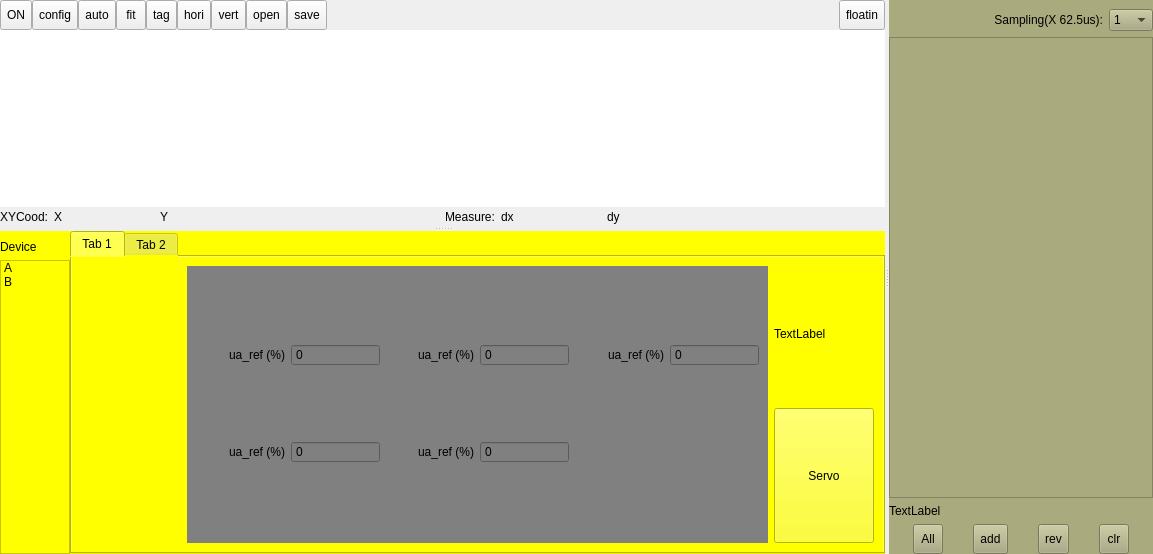
Before: the Qt Designer form Libs/PlotUnit/PlotUnitGraph/plotunitgraph129.ui in tiangaomingjing/ServoDriveTech, drawn with Qt 5.
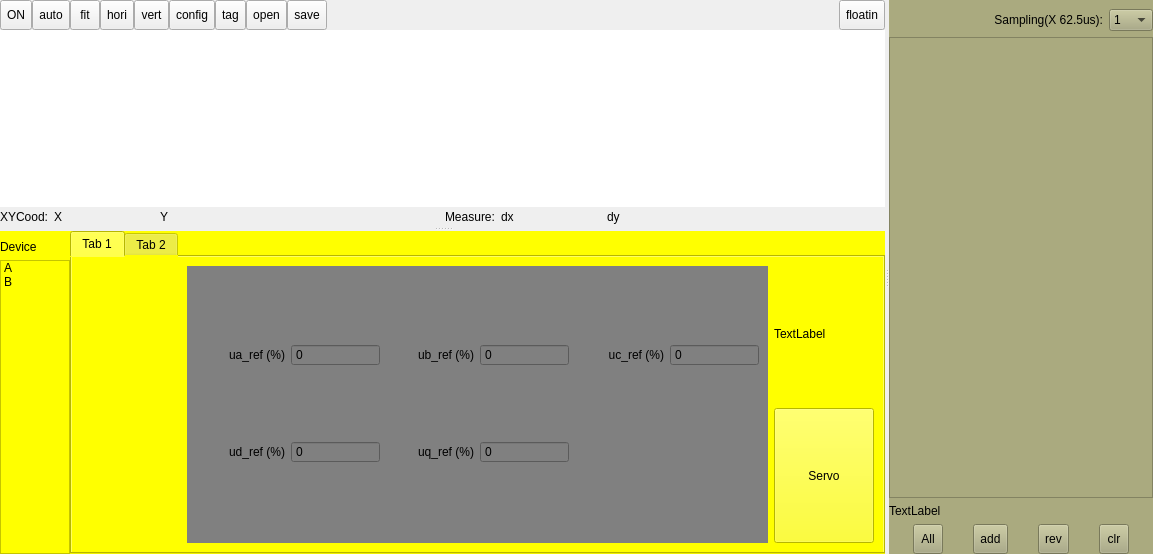
After: the same form once the commit is applied. The open tabs and pages were chosen to show the change. Custom widgets are drawn as their Qt base class.

```diff
--- a/Libs/PlotUnit/PlotUnitGraph/plotunitgraph129.ui
+++ b/Libs/PlotUnit/PlotUnitGraph/plotunitgraph129.ui
@@ -79,19 +79,6 @@
                </property>
               </widget>
              </item>
-             <item>
-              <widget class="QToolButton" name="tbtn_plot_config">
-               <property name="minimumSize">
-                <size>
-                 <width>30</width>
-                 <height>30</height>
-                </size>
-               </property>
-               <property name="text">
-                <string>config</string>
-               </property>
-              </widget>
-             </item>
              <item>
               <widget class="QToolButton" name="tbtn_plot_auto">
                <property name="minimumSize">
@@ -118,19 +105,6 @@
                </property>
               </widget>
              </item>
-             <item>
-              <widget class="QToolButton" name="tbtn_plot_tag">
-               <property name="minimumSize">
-                <size>
-                 <width>30</width>
-                 <height>30</height>
-                </size>
-               </property>
-               <property name="text">
-                <string>tag</string>
-               </property>
-              </widget>
-             </item>
              <item>
               <widget class="QToolButton" name="tbtn_plot_mea_horizontal">
                <property name="minimumSize">
@@ -157,6 +131,32 @@
                </property>
               </widget>
              </item>
+             <item>
+              <widget class="QToolButton" name="tbtn_plot_config">
+               <property name="minimumSize">
+                <size>
+                 <width>30</width>
+                 <height>30</height>
+                </size>
+               </property>
+               <property name="text">
+                <string>config</string>
+               </property>
+              </widget>
+             </item>
+             <item>
+              <widget class="QToolButton" name="tbtn_plot_tag">
+               <property name="minimumSize">
+                <size>
+                 <width>30</width>
+                 <height>30</height>
+                </size>
+               </property>
+               <property name="text">
+                <string>tag</string>
+               </property>
+              </widget>
+             </item>
              <item>
               <widget class="QToolButton" name="tbtn_plot_open">
                <property name="minimumSize">
@@ -516,7 +516,7 @@
                    <item row="0" column="2">
                     <widget class="QLabel" name="label_8">
                      <property name="text">
-                      <string>ua_ref (%)</string>
+                      <string>ub_ref (%)</string>
                      </property>
                      <property name="alignment">
                       <set>Qt::AlignRight|Qt::AlignTrailing|Qt::AlignVCenter</set>
@@ -533,7 +533,7 @@
                    <item row="0" column="4">
                     <widget class="QLabel" name="label_9">
                      <property name="text">
-                      <string>ua_ref (%)</string>
+                      <string>uc_ref (%)</string>
                      </property>
                      <property name="alignment">
                       <set>Qt::AlignRight|Qt::AlignTrailing|Qt::AlignVCenter</set>
@@ -550,7 +550,7 @@
                    <item row="1" column="0">
                     <widget class="QLabel" name="label_10">
                      <property name="text">
-                      <string>ua_ref (%)</string>
+                      <string>ud_ref (%)</string>
                      </property>
                      <property name="alignment">
                       <set>Qt::AlignRight|Qt::AlignTrailing|Qt::AlignVCenter</set>
@@ -567,7 +567,7 @@
                    <item row="1" column="2">
                     <widget class="QLabel" name="label_16">
                      <property name="text">
-                      <string>ua_ref (%)</string>
+                      <string>uq_ref (%)</string>
                      </property>
                      <property name="alignment">
                       <set>Qt::AlignRight|Qt::AlignTrailing|Qt::AlignVCenter</set>
```
Left out of the diff: 30 changed lines with no effect on the pictures.
